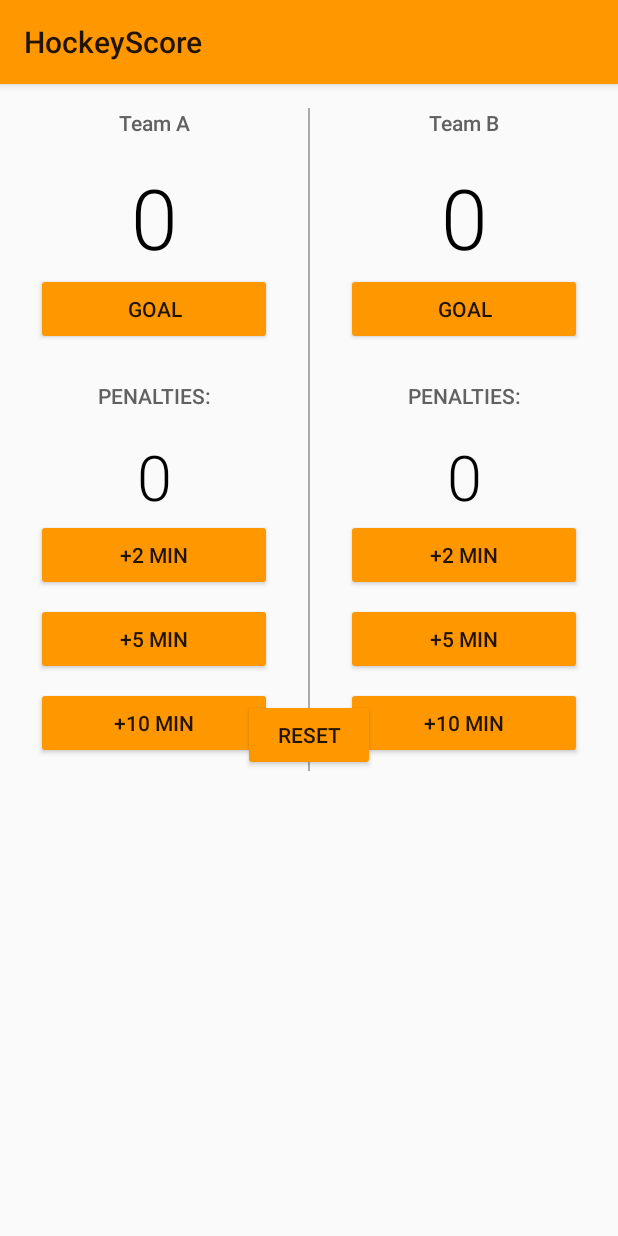
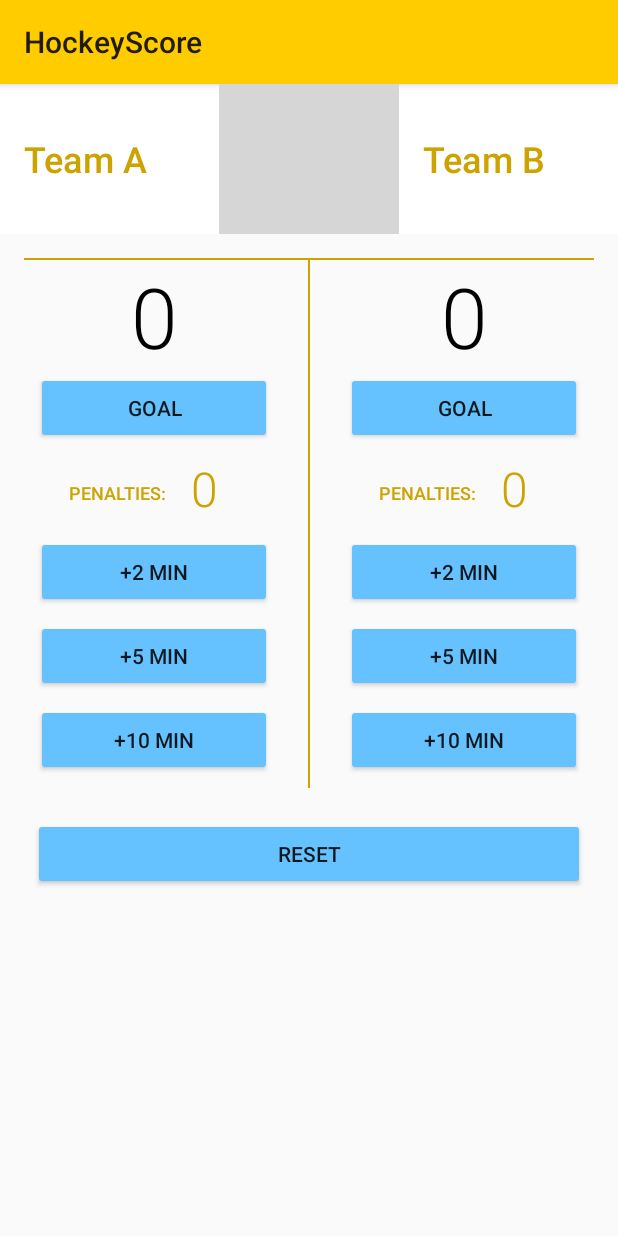
Before and after one commit to natasak/HockeyScore, an Android app: the screen it shows after launch (MainActivity), on a phone screen of 412 x 824 dp. Run offline under Robolectric (Android 15) with nearby library versions, the phone set to English and light mode, and no system bars; grey boxes are pictures that could not be loaded.

Commit message:
Updated design.

```diff
--- a/app/build.gradle
+++ b/app/build.gradle
@@ -1,13 +1,13 @@
 apply plugin: 'com.android.application'
 
 android {
-    compileSdkVersion 24
-    buildToolsVersion "24.0.2"
+    compileSdkVersion 27
+    buildToolsVersion "26.0.2"
 
     defaultConfig {
         applicationId "com.example.android.hockeyscore"
         minSdkVersion 15
-        targetSdkVersion 24
+        targetSdkVersion 27
         versionCode 1
         versionName "1.0"
     }
@@ -22,5 +22,5 @@ android {
 dependencies {
     compile fileTree(dir: 'libs', include: ['*.jar'])
     testCompile 'junit:junit:4.12'
-    compile 'com.android.support:appcompat-v7:24.2.0'
+    compile 'com.android.support:appcompat-v7:27.0.2'
 }
--- a/app/src/main/java/com/example/android/hockeyscore/MainActivity.java
+++ b/app/src/main/java/com/example/android/hockeyscore/MainActivity.java
@@ -45,10 +45,10 @@ public class MainActivity extends AppCompatActivity {
      */
     @Override
     protected void onRestoreInstanceState(Bundle savedInstanceState) {
-        int scoreTeamA = savedInstanceState.getInt("keyScoreTeamA");
-        int scoreTeamB = savedInstanceState.getInt("keyScoreTeamB");
-        int penaltyTeamA = savedInstanceState.getInt("keyPenaltyTeamA");
-        int penaltyTeamB = savedInstanceState.getInt("keyPenaltyTeamB");
+        int scoreTeamA = savedInstanceState.getInt(keyScoreTeamA);
+        int scoreTeamB = savedInstanceState.getInt(keyScoreTeamB);
+        int penaltyTeamA = savedInstanceState.getInt(keyPenaltyTeamA);
+        int penaltyTeamB = savedInstanceState.getInt(keyPenaltyTeamB);
 
         displayForTeamA(scoreTeamA);
         displayForTeamB(scoreTeamB);
--- a/app/src/main/res/layout/activity_main.xml
+++ b/app/src/main/res/layout/activity_main.xml
@@ -5,15 +5,61 @@
     android:layout_width="match_parent"
     android:layout_height="match_parent" >
 
-    <RelativeLayout
+    <LinearLayout
         android:layout_width="match_parent"
         android:layout_height="match_parent"
+        android:orientation="vertical"
         tools:context="com.example.android.hockeyscore.MainActivity">
 
         <LinearLayout
             android:layout_width="match_parent"
             android:layout_height="wrap_content"
-            android:orientation="horizontal">
+            android:orientation="horizontal"
+            android:background="#FFFFFF">
+
+            <TextView
+                android:layout_width="0dp"
+                android:layout_weight="1"
+                android:layout_height="match_parent"
+                android:fontFamily="sans-serif-medium"
+                android:gravity="center_vertical"
+                android:padding="16dp"
+                android:text="Team A"
+                android:textColor="#cca300"
+                android:textSize="24sp"
+                />
+
+            <ImageView
+                android:layout_width="120dp"
+                android:layout_height="100dp"
+                android:src="@drawable/icehockey" />
+
+
+            <TextView
+                android:layout_width="0dp"
+                android:layout_weight="1"
+                android:layout_height="match_parent"
+                android:fontFamily="sans-serif-medium"
+                android:gravity="center_vertical"
+                android:padding="16dp"
+                android:text="Team B"
+                android:textColor="#cca300"
+                android:textSize="24sp" />
+
+        </LinearLayout>
+
+        <View
+            android:layout_width="match_parent"
+            android:layout_height="1dp"
+            android:layout_marginLeft="16dp"
+            android:layout_marginRight="16dp"
+            android:layout_marginTop="16dp"
+            android:background="#cca300" />
+
+        <LinearLayout
+            android:layout_width="match_parent"
+            android:layout_height="wrap_content"
+            android:orientation="horizontal" >
 
             <LinearLayout
                 android:layout_width="0dp"
@@ -21,15 +67,7 @@
                 android:layout_weight="1"
                 android:orientation="vertical">
 
-                <TextView
-                    android:layout_width="match_parent"
-                    android:layout_height="wrap_content"
-                    android:fontFamily="sans-serif-medium"
-                    android:gravity="center_horizontal"
-                    android:padding="16dp"
-                    android:text="Team A"
-                    android:textColor="#616161"
-                    android:textSize="14sp" />
+
 
                 <TextView
                     android:id="@+id/team_a_score"
@@ -51,15 +89,21 @@
                     android:onClick="goalA"
                     android:text="goal" />
 
+
+                <LinearLayout
+                    android:layout_width="wrap_content"
+                    android:layout_height="wrap_content"
+                    android:orientation="horizontal"   >
+
                     <TextView
                         android:layout_width="match_parent"
                         android:layout_height="match_parent"
                         android:fontFamily="sans-serif-medium"
                         android:padding="16dp"
+                        android:layout_marginLeft="30dp"
                         android:text="PENALTIES:"
-                    android:gravity="center_horizontal"
-                    android:textColor="#616161"
-                    android:textSize="14sp" />
+                        android:textColor="#cca300"
+                        android:textSize="12sp" />
 
                     <TextView
                         android:id="@+id/team_a_penalty"
@@ -68,8 +112,11 @@
                         android:gravity="center_horizontal"
                         android:fontFamily="sans-serif-light"
                         android:text="0"
-                    android:textColor="#000000"
-                    android:textSize="42sp" />
+                        android:textColor="#cca300"
+                        android:textSize="32sp" />
+
+                </LinearLayout>
+
 
                 <Button
                     android:layout_width="match_parent"
@@ -103,8 +150,7 @@
             <View
                 android:layout_width="1dp"
                 android:layout_height="match_parent"
-                android:layout_marginTop="16dp"
-                android:background="@android:color/darker_gray" />
+                android:background="#cca300" />
 
             <LinearLayout
                 android:layout_width="0dp"
@@ -112,15 +158,7 @@
                 android:layout_weight="1"
                 android:orientation="vertical">
 
-                <TextView
-                    android:layout_width="match_parent"
-                    android:layout_height="wrap_content"
-                    android:fontFamily="sans-serif-medium"
-                    android:gravity="center_horizontal"
-                    android:padding="16dp"
-                    android:text="Team B"
-                    android:textColor="#616161"
-                    android:textSize="14sp" />
+
 
                 <TextView
                     android:id="@+id/team_b_score"
@@ -142,25 +180,34 @@
                     android:onClick="goalB"
                     android:text="goal" />
 
+
+                <LinearLayout
+                    android:layout_width="wrap_content"
+                    android:layout_height="wrap_content"
+                    android:orientation="horizontal"   >
+
                     <TextView
                         android:layout_width="match_parent"
                         android:layout_height="match_parent"
+                        android:layout_marginLeft="30dp"
                         android:fontFamily="sans-serif-medium"
                         android:padding="16dp"
                         android:text="PENALTIES:"
-                    android:gravity="center_horizontal"
-                    android:textColor="#616161"
-                    android:textSize="14sp" />
+                        android:textColor="#cca300"
+                        android:textSize="12sp" />
 
                     <TextView
                         android:id="@+id/team_b_penalty"
                         android:layout_width="match_parent"
                         android:layout_height="match_parent"
+                        android:fontFamily="sans-serif-light"
                         android:gravity="center_horizontal"
-                    android:fontFamily="sans-serif-light"
                         android:text="0"
-                    android:textColor="#000000"
-                    android:textSize="42sp" />
+                        android:textColor="#cca300"
+                        android:textSize="32sp" />
+
+                </LinearLayout>
+
 
                 <Button
                     android:layout_width="match_parent"
@@ -194,15 +241,13 @@
         </LinearLayout>
 
         <Button
-            android:layout_width="wrap_content"
+            android:layout_width="match_parent"
             android:layout_height="wrap_content"
-            android:layout_alignParentBottom="true"
-            android:layout_centerHorizontal="true"
-            android:layout_marginBottom="8dp"
             android:layout_marginLeft="22dp"
             android:layout_marginRight="22dp"
+            android:layout_marginTop="20dp"
             android:onClick="reset"
             android:text="Reset" />
 
-    </RelativeLayout>
+    </LinearLayout>
 </ScrollView>
--- a/app/src/main/res/values/colors.xml
+++ b/app/src/main/res/values/colors.xml
@@ -1,6 +1,6 @@
 <?xml version="1.0" encoding="utf-8"?>
 <resources>
-    <color name="colorPrimary">#3F51B5</color>
-    <color name="colorPrimaryDark">#303F9F</color>
-    <color name="colorAccent">#FF4081</color>
+    <color name="colorPrimary">#50aae6</color>
+    <color name="colorPrimaryDark">#37769f</color>
+    <color name="colorAccent">#ffb940</color>
 </resources>
--- a/app/src/main/res/values/styles.xml
+++ b/app/src/main/res/values/styles.xml
@@ -2,8 +2,8 @@
     <!-- Base application theme. -->
     <style name="AppTheme" parent="Theme.AppCompat.Light">
         <!-- Primary theme color of the app (sets background color of app bar) -->
-        <item name="colorPrimary">#FF9800</item>
+        <item name="colorPrimary">#ffcc00</item>
         <!-- Background color of buttons in the app -->
-        <item name="colorButtonNormal">#FF9800</item>
+        <item name="colorButtonNormal">#66c2ff</item>
     </style>
 </resources>
--- a/build.gradle
+++ b/build.gradle
@@ -3,6 +3,10 @@
 buildscript {
     repositories {
         jcenter()
+        maven {
+            url 'https://maven.google.com/'
+            name 'Google'
+        }
     }
     dependencies {
         classpath 'com.android.tools.build:gradle:3.0.1'
@@ -15,6 +19,7 @@ buildscript {
 allprojects {
     repositories {
         jcenter()
+        google()
     }
 }
 
```
Lines whose indentation alone changed are shown as unchanged.
